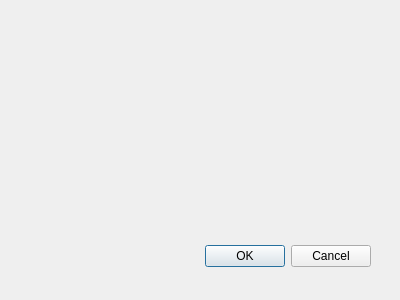
This is addrowdialog.ui in ketonBever0/MultiCpp as Qt 5 draws it before an edit. The edited form follows.
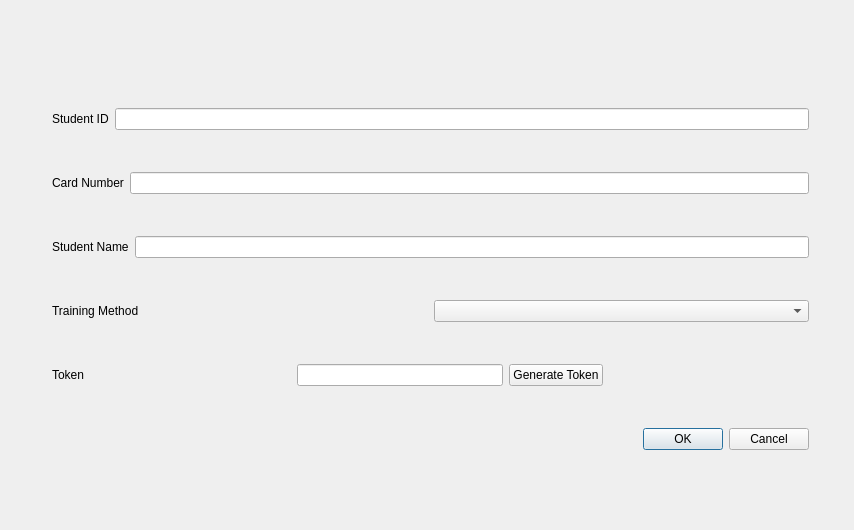
This is the edited form.

```diff
--- a/addrowdialog.ui
+++ b/addrowdialog.ui
@@ -6,28 +6,156 @@
    <rect>
     <x>0</x>
     <y>0</y>
-    <width>400</width>
-    <height>300</height>
+    <width>854</width>
+    <height>530</height>
    </rect>
   </property>
   <property name="windowTitle">
    <string>Dialog</string>
   </property>
-  <widget class="QDialogButtonBox" name="buttonBox">
+  <property name="modal">
+   <bool>true</bool>
+  </property>
+  <widget class="QWidget" name="verticalLayoutWidget">
    <property name="geometry">
     <rect>
-     <x>30</x>
-     <y>240</y>
-     <width>341</width>
-     <height>32</height>
+     <x>40</x>
+     <y>60</y>
+     <width>781</width>
+     <height>441</height>
     </rect>
    </property>
-   <property name="orientation">
-    <enum>Qt::Orientation::Horizontal</enum>
-   </property>
-   <property name="standardButtons">
-    <set>QDialogButtonBox::StandardButton::Cancel|QDialogButtonBox::StandardButton::Ok</set>
-   </property>
+   <layout class="QVBoxLayout" name="mainLayout">
+    <property name="leftMargin">
+     <number>12</number>
+    </property>
+    <property name="topMargin">
+     <number>12</number>
+    </property>
+    <property name="rightMargin">
+     <number>12</number>
+    </property>
+    <property name="bottomMargin">
+     <number>12</number>
+    </property>
+    <item>
+     <layout class="QVBoxLayout" name="verticalLayout">
+      <item>
+       <layout class="QHBoxLayout" name="horizontalLayout">
+        <item>
+         <widget class="QLabel" name="label">
+          <property name="text">
+           <string>Student ID</string>
+          </property>
+         </widget>
+        </item>
+        <item>
+         <widget class="QLineEdit" name="idTB"/>
+        </item>
+       </layout>
+      </item>
+     </layout>
+    </item>
+    <item>
+     <layout class="QHBoxLayout" name="horizontalLayout_2">
+      <item>
+       <widget class="QLabel" name="label_2">
+        <property name="text">
+         <string>Card Number</string>
+        </property>
+       </widget>
+      </item>
+      <item>
+       <widget class="QLineEdit" name="cardNumberTB"/>
+      </item>
+     </layout>
+    </item>
+    <item>
+     <layout class="QHBoxLayout" name="horizontalLayout_3">
+      <item>
+       <widget class="QLabel" name="label_3">
+        <property name="text">
+         <string>Student Name</string>
+        </property>
+       </widget>
+      </item>
+      <item>
+       <widget class="QLineEdit" name="nameTB"/>
+      </item>
+     </layout>
+    </item>
+    <item>
+     <layout class="QHBoxLayout" name="horizontalLayout_4">
+      <item>
+       <widget class="QLabel" name="label_4">
+        <property name="text">
+         <string>Training Method</string>
+        </property>
+       </widget>
+      </item>
+      <item>
+       <widget class="QComboBox" name="methodCB"/>
+      </item>
+     </layout>
+    </item>
+    <item>
+     <layout class="QHBoxLayout" name="horizontalLayout_5">
+      <item>
+       <widget class="QLabel" name="label_5">
+        <property name="text">
+         <string>Token</string>
+        </property>
+       </widget>
+      </item>
+      <item>
+       <spacer name="horizontalSpacer_3">
+        <property name="orientation">
+         <enum>Qt::Orientation::Horizontal</enum>
+        </property>
+        <property name="sizeHint" stdset="0">
+         <size>
+          <width>40</width>
+          <height>20</height>
+         </size>
+        </property>
+       </spacer>
+      </item>
+      <item>
+       <widget class="QLineEdit" name="tokenTB"/>
+      </item>
+      <item>
+       <widget class="QPushButton" name="tokenGenerateBTN">
+        <property name="text">
+         <string>Generate Token</string>
+        </property>
+       </widget>
+      </item>
+      <item>
+       <spacer name="horizontalSpacer">
+        <property name="orientation">
+         <enum>Qt::Orientation::Horizontal</enum>
+        </property>
+        <property name="sizeHint" stdset="0">
+         <size>
+          <width>40</width>
+          <height>20</height>
+         </size>
+        </property>
+       </spacer>
+      </item>
+     </layout>
+    </item>
+    <item>
+     <widget class="QDialogButtonBox" name="buttonBox">
+      <property name="orientation">
+       <enum>Qt::Orientation::Horizontal</enum>
+      </property>
+      <property name="standardButtons">
+       <set>QDialogButtonBox::StandardButton::Cancel|QDialogButtonBox::StandardButton::Ok</set>
+      </property>
+     </widget>
+    </item>
+   </layout>
   </widget>
  </widget>
  <resources/>
```
Left out of the diff: 3 changed lines with no effect on the pictures.
